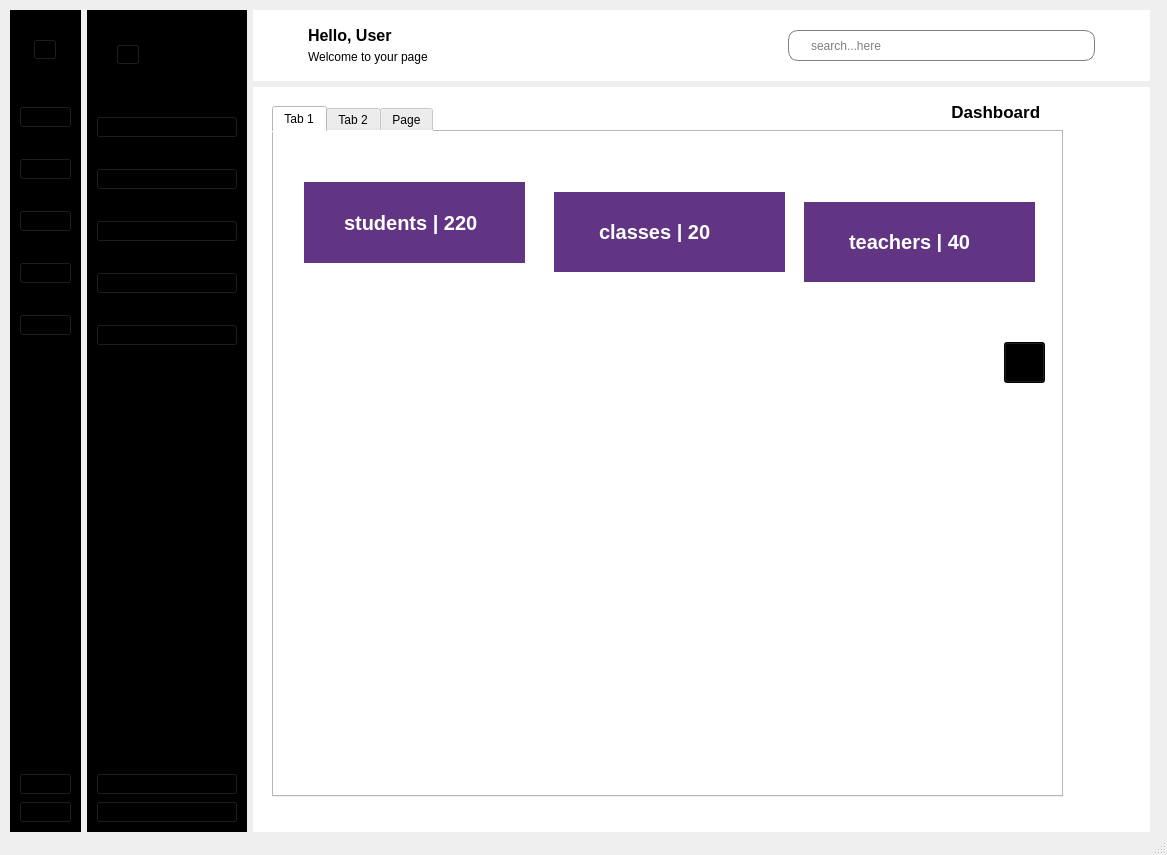
First picture: the form in School_System/ui/indexSU.ui, repository KasperJack/School-Management-System, before the edit.
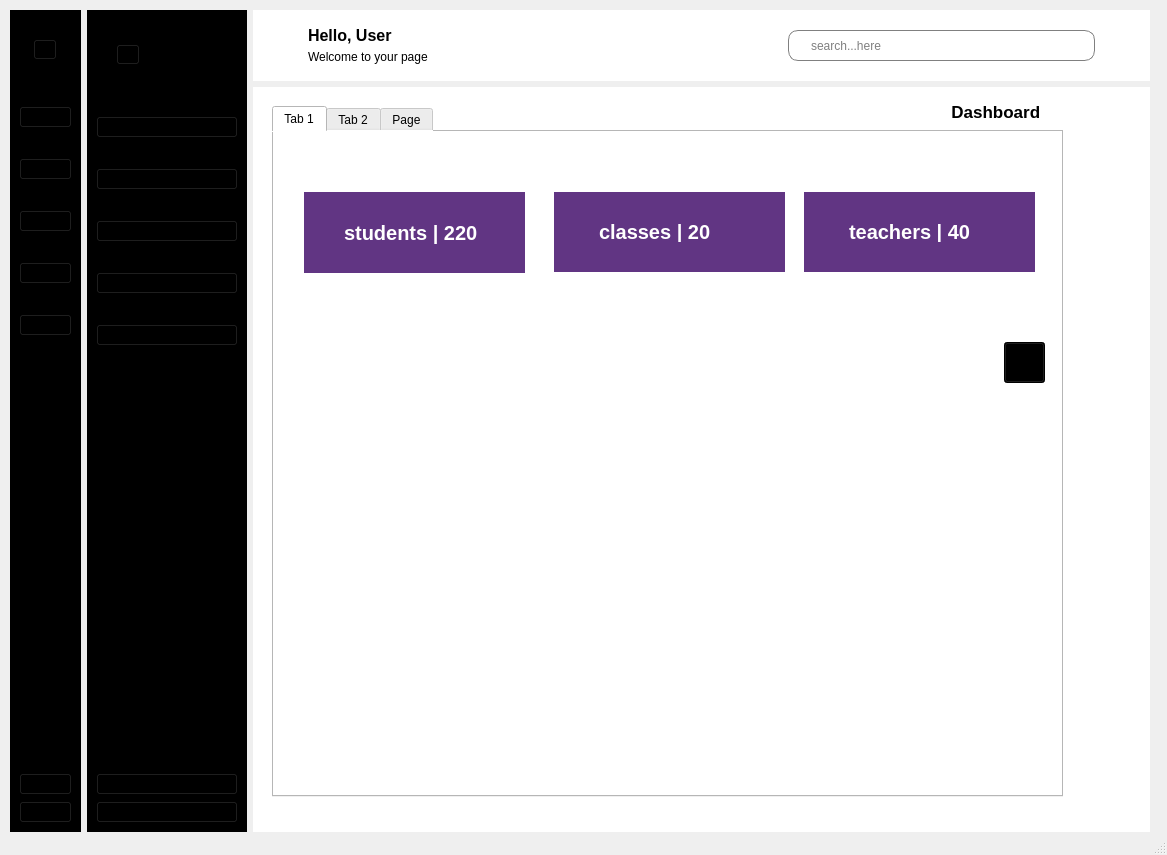
Second picture: the form after the edit. The open tabs and pages were chosen to show the change. Icons and pictures are not drawn.

Patch:
```diff
--- a/School_System/ui/indexSU.ui
+++ b/School_System/ui/indexSU.ui
@@ -790,7 +790,7 @@
               <property name="geometry">
                <rect>
                 <x>30</x>
-                <y>50</y>
+                <y>60</y>
                 <width>221</width>
                 <height>81</height>
                </rect>
@@ -888,7 +888,7 @@
               <property name="geometry">
                <rect>
                 <x>530</x>
-                <y>70</y>
+                <y>60</y>
                 <width>231</width>
                 <height>80</height>
                </rect>
```
Left out of the diff: 2 changed lines with no effect on the pictures.
